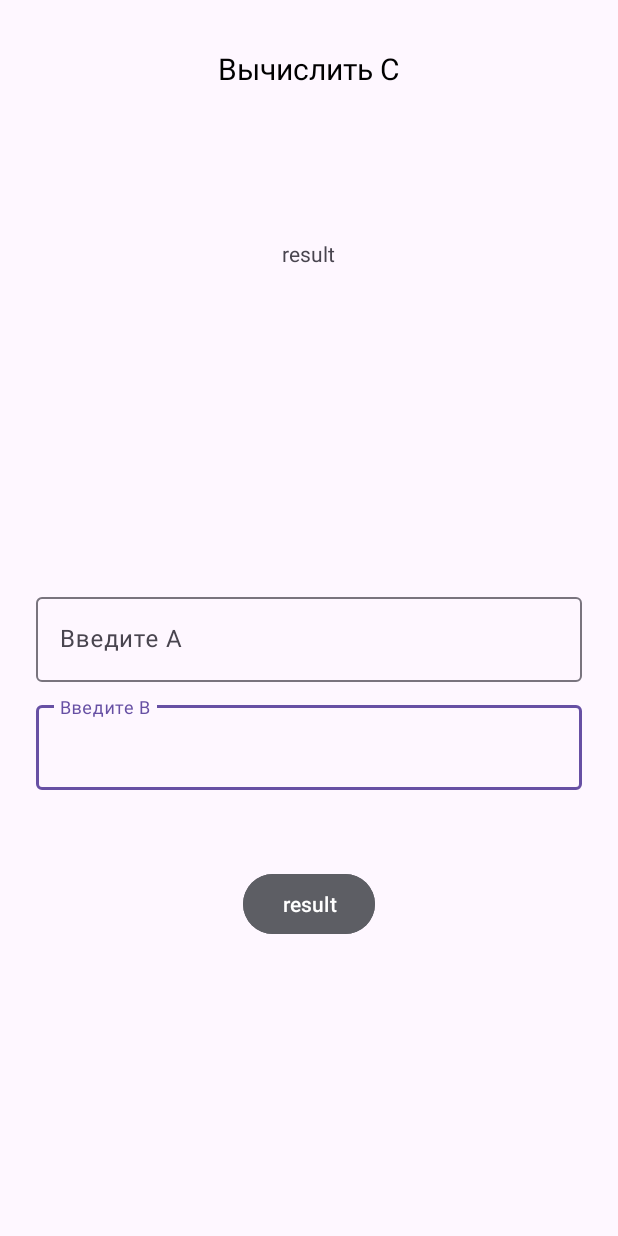
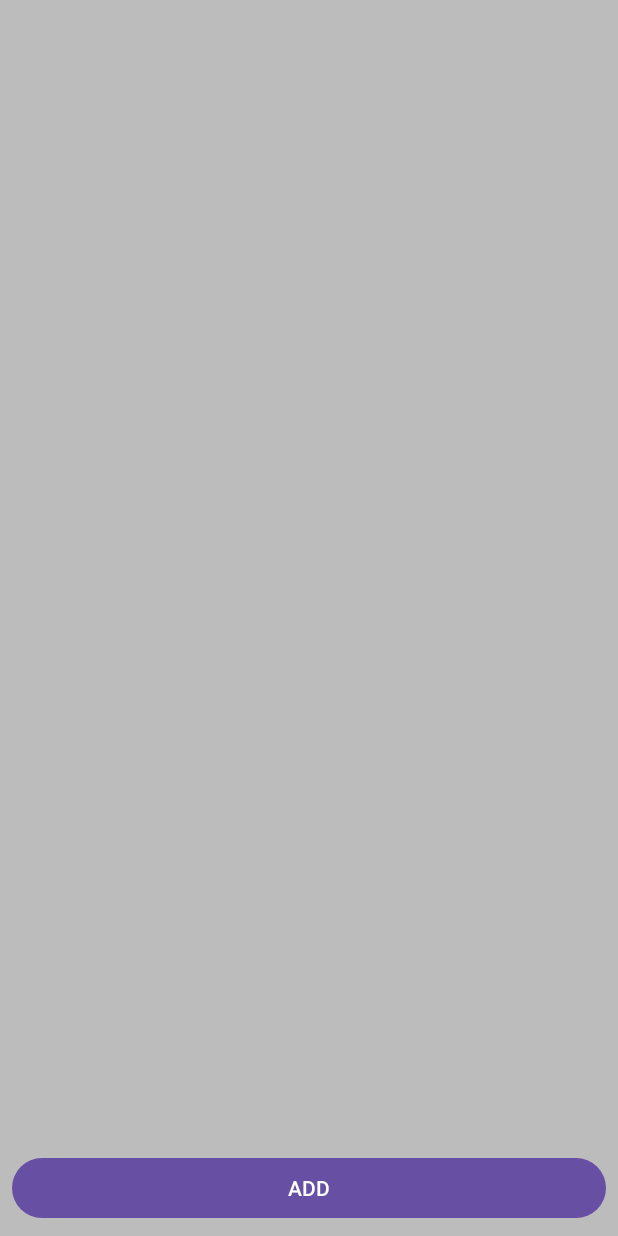
Before and after one commit to Xaizzz/kurs, an Android app: the screen it shows after launch (MainActivity), on a phone screen of 412 x 824 dp. Run offline under Robolectric (Android 15) with nearby library versions, the phone set to English and light mode, and no system bars.

Commit message:
recycler

```diff
--- /dev/null
+++ b/app/src/main/java/com/example/kurs/Animal.kt
@@ -0,0 +1,3 @@
+package com.example.kurs
+
+data class Animal(val imageId: Int, val title: String)
--- a/app/src/main/java/com/example/kurs/MainActivity.kt
+++ b/app/src/main/java/com/example/kurs/MainActivity.kt
@@ -8,13 +8,22 @@ import android.view.View
 import androidx.activity.result.ActivityResult
 import androidx.activity.result.ActivityResultLauncher
 import androidx.activity.result.contract.ActivityResultContracts
+import androidx.recyclerview.widget.GridLayoutManager
+import androidx.recyclerview.widget.LinearLayoutManager
 import com.example.kurs.databinding.ActivityMainBinding
 import kotlin.math.sqrt
 
 class MainActivity : AppCompatActivity() {
     private lateinit var bindingClass: ActivityMainBinding
-    private lateinit var launcher: ActivityResultLauncher<Intent>
-    private lateinit var launcher2: ActivityResultLauncher<Intent>
+    private val adapter = AnimalAdapter()
+    private val imageIdList = listOf(
+        R.drawable.jiraffe,
+        R.drawable.leopard,
+        R.drawable.zebra,
+        R.drawable.tiger,
+        R.drawable.panda
+    )
+    private var index = 0
 
 
     @SuppressLint("SetTextI18n")
@@ -22,33 +31,23 @@ class MainActivity : AppCompatActivity() {
         super.onCreate(savedInstanceState)
         bindingClass = ActivityMainBinding.inflate(layoutInflater)
         setContentView(bindingClass.root)
+        init()
 
     }
 
-    fun onClick(view: View) {
-        if (!test()) {
-            bindingClass.textView2.text = getResult()
+    private fun init() {
+        bindingClass.apply {
+            RCview.layoutManager = GridLayoutManager(this@MainActivity, 2)
+            RCview.adapter = adapter
+            buttonAdd.setOnClickListener {
+                if (index > 4) index = 0
+                val animal = Animal(imageIdList[index], "Animal $index")
 
+                adapter.addAnimal(animal)
+                index++
+            }
         }
     }
 
 
-    private fun test(): Boolean {
-        if (bindingClass.TIETA.text.isNullOrEmpty() || bindingClass.TIETA2.text.isNullOrEmpty()) {
-            bindingClass.TIETA.error = "Заполните полностью"
-            bindingClass.TIETA2.error = "Заполните полностью"
-
-        }
-        return bindingClass.TIETA.text.isNullOrEmpty() || bindingClass.TIETA2.text.isNullOrEmpty()
-
-    }
-    private fun getResult(): String {
-        val A: Double
-        val B: Double
-        bindingClass.apply {
-            A = TIETA.text.toString().toDouble()
-            B = TIETA2.text.toString().toDouble()
-        }
-        return sqrt((A * A + B * B)).toString()
-    }
 }
--- a/app/src/main/res/layout/activity_main.xml
+++ b/app/src/main/res/layout/activity_main.xml
@@ -4,83 +4,30 @@
     xmlns:tools="http://schemas.android.com/tools"
     android:layout_width="match_parent"
     android:layout_height="match_parent"
+    android:background="#BCBCBC"
     tools:context=".MainActivity">
 
-    <com.google.android.material.textfield.TextInputLayout
-        android:id="@+id/TIL1"
+    <androidx.recyclerview.widget.RecyclerView
+        android:id="@+id/RCview"
         android:layout_width="0dp"
-        android:layout_height="wrap_content"
-        android:layout_marginStart="24dp"
-        android:layout_marginEnd="24dp"
+        android:layout_height="0dp"
         app:layout_constraintBottom_toBottomOf="parent"
         app:layout_constraintEnd_toEndOf="parent"
         app:layout_constraintHorizontal_bias="0.0"
         app:layout_constraintStart_toStartOf="parent"
-        app:layout_constraintTop_toBottomOf="@+id/TIL2"
-        app:layout_constraintVertical_bias="0.032">
+        app:layout_constraintTop_toTopOf="parent"
+        app:layout_constraintVertical_bias="0.0" />
 
-        <com.google.android.material.textfield.TextInputEditText
-            android:id="@+id/TIETA"
-            android:layout_width="match_parent"
-            android:layout_height="match_parent"
-            android:hint="Введите B"
-            android:inputType="number" />
-    </com.google.android.material.textfield.TextInputLayout>
-
-    <TextView
-        android:id="@+id/textView"
-        android:layout_width="wrap_content"
-        android:layout_height="wrap_content"
-        android:layout_marginTop="32dp"
-        android:text="@string/title"
-        android:textColor="@color/black"
-        android:textSize="20sp"
-        app:layout_constraintEnd_toEndOf="parent"
-        app:layout_constraintStart_toStartOf="parent"
-        app:layout_constraintTop_toTopOf="parent" />
-
-    <com.google.android.material.textfield.TextInputLayout
-        android:id="@+id/TIL2"
+    <Button
+        android:id="@+id/buttonAdd"
         android:layout_width="0dp"
         android:layout_height="wrap_content"
-        android:layout_marginStart="24dp"
-        android:layout_marginEnd="24dp"
-        app:layout_constraintBottom_toBottomOf="parent"
+        android:layout_marginStart="8dp"
+        android:layout_marginEnd="8dp"
+        android:layout_marginBottom="8dp"
+        android:text="ADD"
+        app:layout_constraintBottom_toBottomOf="@+id/RCview"
         app:layout_constraintEnd_toEndOf="parent"
-        app:layout_constraintStart_toStartOf="parent"
-        app:layout_constraintTop_toBottomOf="@+id/textView"
-        app:layout_constraintVertical_bias="0.474">
-
-        <com.google.android.material.textfield.TextInputEditText
-            android:id="@+id/TIETA2"
-            android:layout_width="match_parent"
-            android:layout_height="match_parent"
-            android:hint="Введите А"
-            android:inputType="number" />
-    </com.google.android.material.textfield.TextInputLayout>
-
-    <TextView
-        android:id="@+id/textView2"
-        android:layout_width="wrap_content"
-        android:layout_height="wrap_content"
-        android:layout_marginTop="100dp"
-        android:text="@string/result"
-        app:layout_constraintEnd_toEndOf="@+id/textView"
-        app:layout_constraintHorizontal_bias="0.494"
-        app:layout_constraintStart_toStartOf="@+id/textView"
-        app:layout_constraintTop_toBottomOf="@+id/textView" />
-
-    <Button
-        android:id="@+id/Bres"
-        android:layout_width="wrap_content"
-        android:layout_height="wrap_content"
-        android:backgroundTint="@color/material_dynamic_neutral40"
-        android:onClick="onClick"
-        android:text="@string/result"
-        app:layout_constraintBottom_toBottomOf="parent"
-        app:layout_constraintEnd_toEndOf="parent"
-        app:layout_constraintStart_toStartOf="parent"
-        app:layout_constraintTop_toBottomOf="@+id/TIL1"
-        app:layout_constraintVertical_bias="0.209" />
-
+        app:layout_constraintHorizontal_bias="0.0"
+        app:layout_constraintStart_toStartOf="parent" />
 </androidx.constraintlayout.widget.ConstraintLayout>
```
Also changed, not shown: app/src/main/java/com/example/kurs/AnimalAdapter.kt (added, +41 -0 lines), app/src/main/java/com/example/kurs/MainActivity2.kt (deleted, +0 -21 lines), app/src/main/java/com/example/kurs/MainActivity3.kt (deleted, +0 -18 lines), app/src/main/java/com/example/kurs/User.kt (deleted, +0 -7 lines), app/src/main/res/layout/activity_main2.xml (deleted, +0 -7 lines), app/src/main/res/layout/activity_main3.xml (deleted, +0 -7 lines), app/src/main/res/layout/animal_item.xml (added, +49 -0 lines), app/src/main/res/drawable/jiraffe.jpg (added), app/src/main/res/drawable/leopard.jpg (added), app/src/main/res/drawable/panda.jpg (added), app/src/main/res/drawable/tiger.webp (added), app/src/main/res/drawable/zebra.jpg (added).
